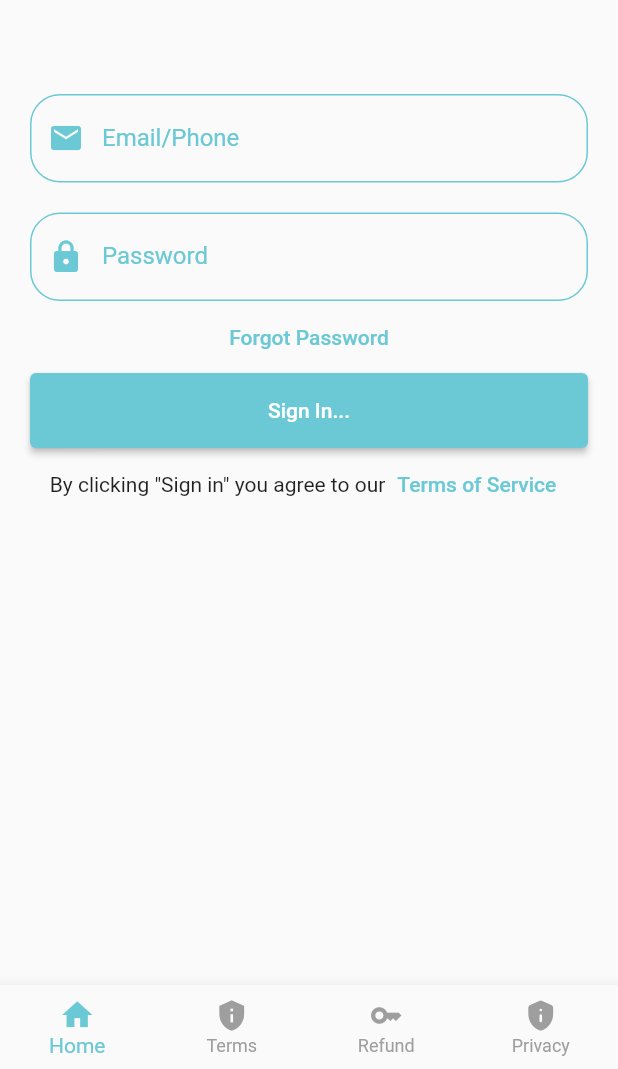
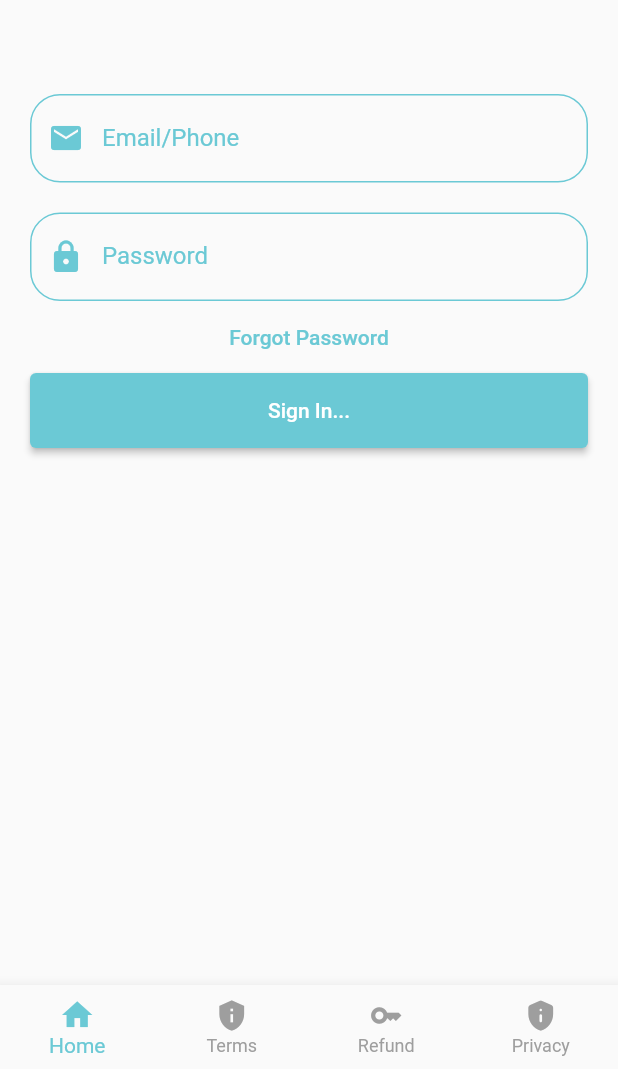
Before and after one commit to hossamabdulmagid/clinic-app, a Flutter app: the screen it shows after launch, on a phone screen of 412 x 824 dp, the part 167-1236 px from its top. Run offline on Flutter 3.47's test engine with Material 2 defaults, Android fonts, the phone set to English and light mode, and no system bars; our stand-ins replace dio.

```diff
--- a/lib/pages/login_page.dart
+++ b/lib/pages/login_page.dart
@@ -136,25 +136,25 @@ class _LoginPageState extends State<LoginPage> {
                   },
                   child: Text("Sign In..."),
                 )),
-            Row(
-              // ignore: sort_child_properties_last
-              children: <Widget>[
-                const Text('By clicking "Sign in" you agree to our'),
-                TextButton(
-                  child: const Text(
-                    'Terms of Service',
-                    style: TextStyle(color: Color.fromRGBO(107, 201, 213, 1)),
-                  ),
-                  onPressed: () {
-                    // Navigator.of(context).push(
-                    //     MaterialPageRoute(builder: (BuildContext context) {
-                    //   return TermsPage();
-                    // }));
-                  },
-                )
-              ],
-              mainAxisAlignment: MainAxisAlignment.center,
-            ),
+            // Row(
+            //   // ignore: sort_child_properties_last
+            //   children: <Widget>[
+            //     const Text('By clicking "Sign in" you agree to our'),
+            //     TextButton(
+            //       child: const Text(
+            //         'Terms of Service',
+            //         style: TextStyle(color: Color.fromRGBO(107, 201, 213, 1)),
+            //       ),
+            //       onPressed: () {
+            //         // Navigator.of(context).push(
+            //         //     MaterialPageRoute(builder: (BuildContext context) {
+            //         //   return TermsPage();
+            //         // }));
+            //       },
+            //     )
+            //   ],
+            //   mainAxisAlignment: MainAxisAlignment.center,
+            // ),
           ],
         ));
   }
```
